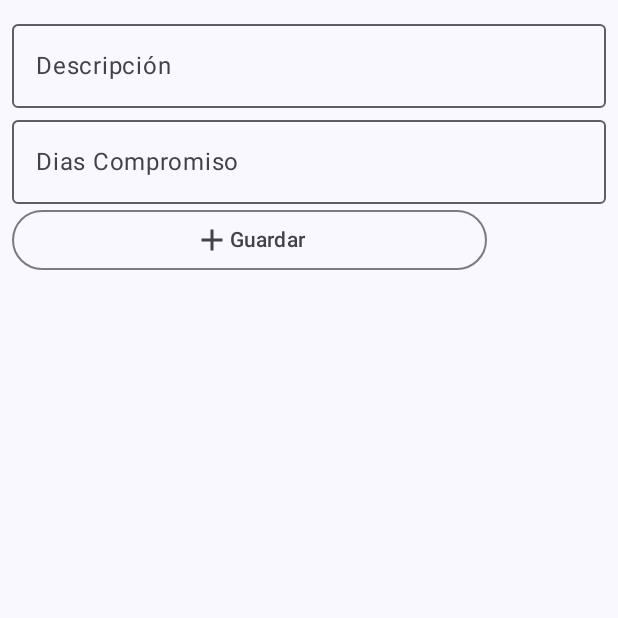
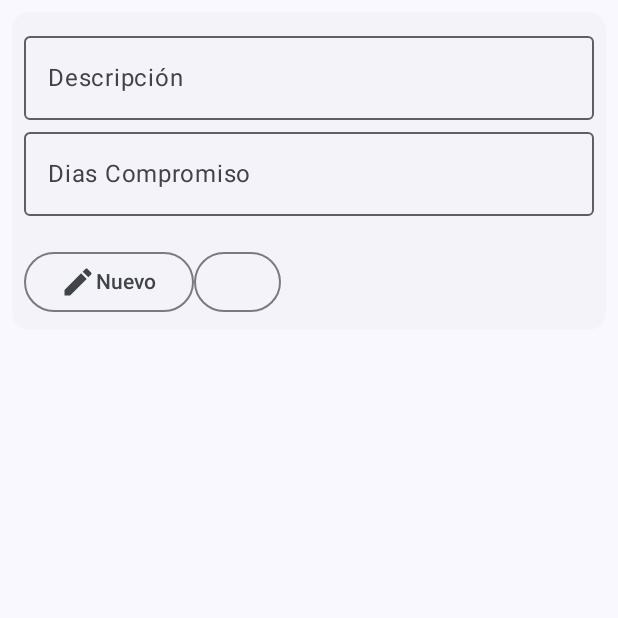
Before and after one commit to david-o-rosario1201/AplicacionEnClase, an Android app built with Jetpack Compose: the screen it shows after launch (MainActivity), on a phone screen of 412 x 824 dp, the top half of it. Run offline under Robolectric (Android 15) with nearby library versions, the phone set to English and light mode, and no system bars; our stand-ins replace Room's generated code.

```diff
--- a/app/src/main/java/com/example/aplicacionenclase/MainActivity.kt
+++ b/app/src/main/java/com/example/aplicacionenclase/MainActivity.kt
@@ -5,34 +5,56 @@ import androidx.activity.ComponentActivity
 import androidx.activity.compose.setContent
 import androidx.activity.enableEdgeToEdge
 import androidx.compose.foundation.layout.Column
+import androidx.compose.foundation.layout.Row
+import androidx.compose.foundation.layout.Spacer
 import androidx.compose.foundation.layout.fillMaxSize
 import androidx.compose.foundation.layout.fillMaxWidth
 import androidx.compose.foundation.layout.padding
 import androidx.compose.material.icons.Icons
 import androidx.compose.material.icons.filled.Add
+import androidx.compose.material.icons.filled.Edit
+import androidx.compose.material3.ElevatedCard
 import androidx.compose.material3.Icon
 import androidx.compose.material3.OutlinedButton
 import androidx.compose.material3.OutlinedTextField
 import androidx.compose.material3.Scaffold
 import androidx.compose.material3.Text
 import androidx.compose.runtime.Composable
+import androidx.compose.runtime.getValue
+import androidx.compose.runtime.mutableStateOf
+import androidx.compose.runtime.remember
+import androidx.compose.runtime.rememberCoroutineScope
+import androidx.compose.runtime.setValue
 import androidx.compose.ui.Modifier
+import androidx.compose.ui.graphics.Color
 import androidx.compose.ui.tooling.preview.Preview
 import androidx.compose.ui.unit.dp
+import androidx.room.Room
+import com.example.aplicacionenclase.data.local.database.PrioridadDb
+import com.example.aplicacionenclase.data.local.entities.PrioridadEntitity
 import com.example.aplicacionenclase.ui.theme.AplicacionEnClaseTheme
+import kotlinx.coroutines.launch
 
 class MainActivity : ComponentActivity() {
+    private lateinit var prioridadDb: PrioridadDb
+
     override fun onCreate(savedInstanceState: Bundle?) {
         super.onCreate(savedInstanceState)
         enableEdgeToEdge()
+
+        prioridadDb = Room.databaseBuilder(
+            applicationContext,
+            PrioridadDb::class.java,
+            "PrioridadDb"
+        ).fallbackToDestructiveMigration()
+            .build()
+
         setContent {
             AplicacionEnClaseTheme {
                 Scaffold(modifier = Modifier.fillMaxSize()) { innerPadding ->
                     PrioridadScreen(
-                        name = "Android",
                         modifier = Modifier.padding(innerPadding)
                     )
-                }
                 }
             }
         }
@@ -40,8 +62,22 @@ class MainActivity : ComponentActivity() {
 
     @Composable
     fun PrioridadScreen(
-    name: String,
         modifier: Modifier = Modifier
+    ){
+        var descripcion by remember { mutableStateOf("") }
+        var diasCompromiso by remember { mutableStateOf(0) }
+        var errorMessage: String? by remember { mutableStateOf(null) }
+        val scope = rememberCoroutineScope()
+
+        Scaffold{ innerPadding ->
+            Column(
+                modifier = Modifier
+                    .fillMaxSize()
+                    .padding(innerPadding)
+                    .padding(8.dp)
+            ){
+                ElevatedCard(
+                    modifier = Modifier.fillMaxWidth()
                 ) {
                     Column(
                         modifier = Modifier
@@ -65,24 +101,60 @@ fun PrioridadScreen(
                             onValueChange = {},
                             modifier = Modifier.fillMaxWidth()
                         )
+                        Spacer(modifier = Modifier.padding(10.dp))
+                        errorMessage?.let {
+                            Text(
+                                text = it,
+                                color = Color.Red
+                            )
+                        }
+
+                        Row {
                             OutlinedButton(
-            modifier = Modifier
-                .fillMaxWidth(0.8f),
-            onClick = {}
+                                onClick = {
+                                    descripcion = ""
+                                    diasCompromiso = 0
+                                    errorMessage = null
+                                }
                             ) {
                                 Icon(
-                imageVector = Icons.Default.Add,
-                contentDescription = "Guardar"
+                                    imageVector = Icons.Default.Edit,
+                                    contentDescription = "Nuevo"
                                 )
-            Text("Guardar")
+                                Text("Nuevo")
+                            }
+
+                            OutlinedButton(
+                                onClick = {
+                                    if(descripcion.isBlank())
+                                        errorMessage = "La descripción no puede estar vacía"
+                                    else if(diasCompromiso <= 0)
+                                        errorMessage = "Días compromiso no puede ser menor que 1"
+                                    else{
+                                        scope.launch {
+
                                         }
                                     }
+                                }
+                            ) {
+
+                            }
+                        }
+                    }
+                }
+            }
+        }
+    }
+
+    private suspend fun savePrioridad(prioridad: PrioridadEntitity){
+        prioridadDb.prioridadDao().save(prioridad)
     }
 
     @Preview(showBackground = true, showSystemUi = true)
     @Composable
     fun GreetingPreview() {
         AplicacionEnClaseTheme {
-        PrioridadScreen("Android")
+            PrioridadScreen()
         }
     }
+}
```
Lines whose indentation alone changed are shown as unchanged.
